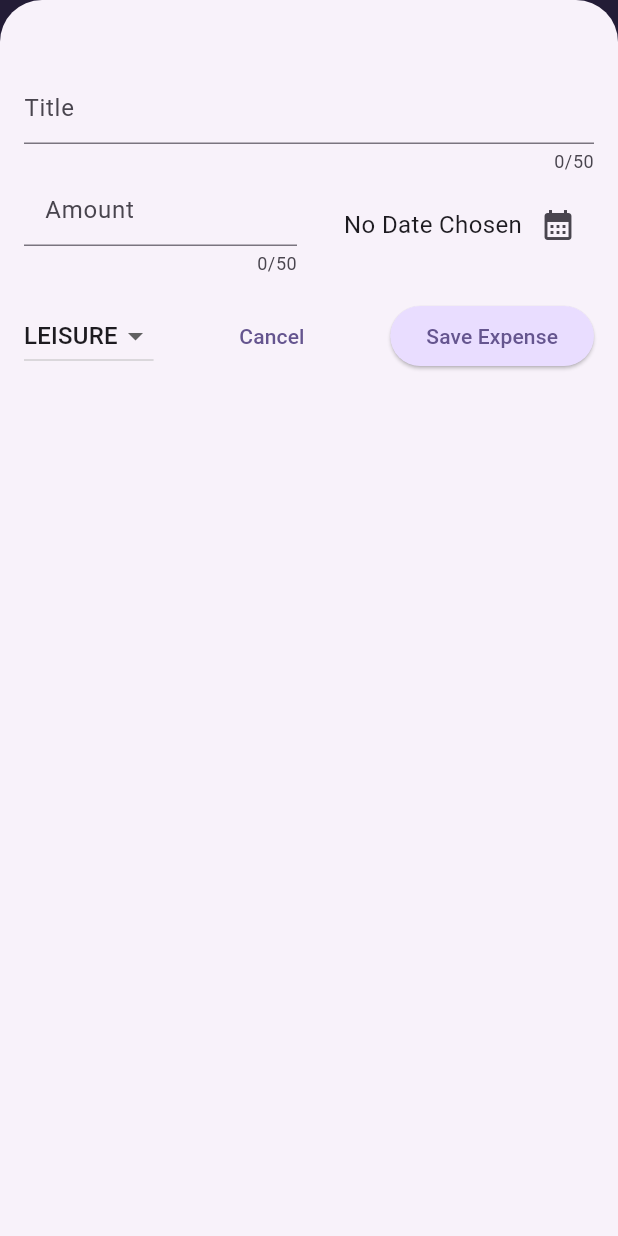
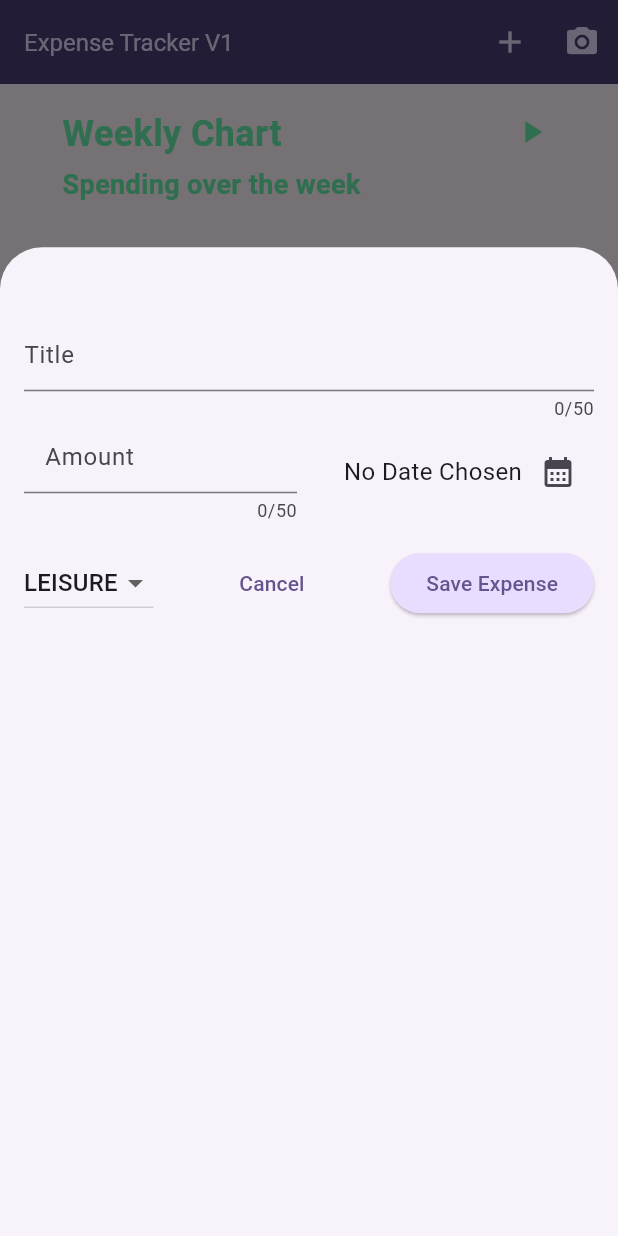
Before and after one commit to imano00/expense_tracker_v1, a Flutter app: the screen it shows after launch, after a tap on the "add" icon, on a phone screen of 412 x 824 dp. Run offline on Flutter 3.47's test engine with Material 3 defaults, Android fonts, the phone set to English and light mode, and no system bars; drawn by our look-alikes of fl_chart, flutter_carousel_widget; our stand-ins replace flutter_svg; missing offline and left inert: cunning_document_scanner; statements that could not run were skipped.

Commit message:
Lower the modal bottom sheet to 80% of the page when brought up

```diff
--- a/lib/widgets/expenses.dart
+++ b/lib/widgets/expenses.dart
@@ -64,6 +64,8 @@ class _ExpensesState extends State<Expenses> {
 
   void _openAddExpenseOverlay() {
     showModalBottomSheet(
+      constraints:
+          BoxConstraints(maxHeight: MediaQuery.of(context).size.height * 0.8),
       isScrollControlled: true,
       context: context,
       builder: (ctx) => NewExpense(onAddExpense: _addExpense),
```
